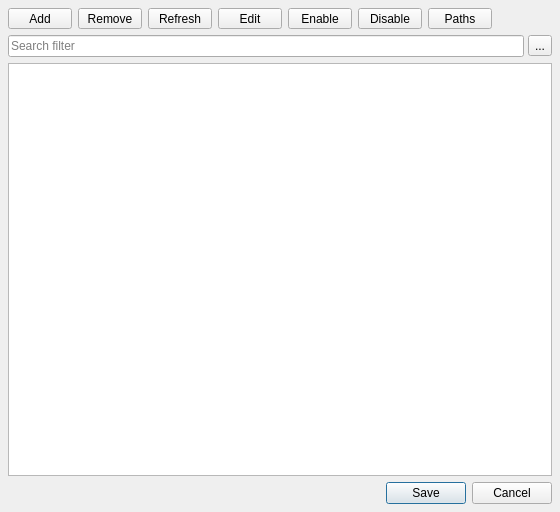
Above: ui/job_management_ui.ui from mjbonnington/icarus-gps before the change. Below: the same form after it.
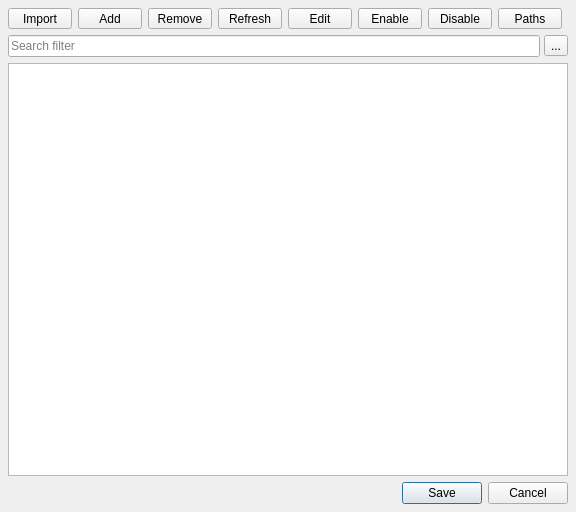
That is the form after the change. Icons and pictures are not drawn.

Commit message:
Under-the-hood metadata improvements
-added flag for custom config dir
-set globals on first run
-recents data now json
-job manager can now import jobs

```diff
--- a/ui/job_management_ui.ui
+++ b/ui/job_management_ui.ui
@@ -6,7 +6,7 @@
    <rect>
     <x>0</x>
     <y>0</y>
-    <width>560</width>
+    <width>576</width>
     <height>512</height>
    </rect>
   </property>
@@ -38,6 +38,36 @@
       <property name="margin">
        <number>0</number>
       </property>
+      <item>
+       <widget class="QToolButton" name="jobImport_toolButton">
+        <property name="minimumSize">
+         <size>
+          <width>64</width>
+          <height>0</height>
+         </size>
+        </property>
+        <property name="toolTip">
+         <string>&lt;html&gt;&lt;head/&gt;&lt;body&gt;&lt;p&gt;&lt;span style=&quot; font-weight:600;&quot;&gt;Import jobs&lt;/span&gt;&lt;/p&gt;&lt;p&gt;Import jobs from an existing database.&lt;/p&gt;&lt;/body&gt;&lt;/html&gt;</string>
+        </property>
+        <property name="text">
+         <string>Import</string>
+        </property>
+        <property name="icon">
+         <iconset resource="rsc.qrc">
+          <normaloff>:/icons/icons/icon_arrow_down.png</normaloff>
+          <disabledoff>:/icons/icons/icon_arrow_down_disabled.png</disabledoff>:/icons/icons/icon_arrow_down.png</iconset>
+        </property>
+        <property name="iconSize">
+         <size>
+          <width>32</width>
+          <height>32</height>
+         </size>
+        </property>
+        <property name="toolButtonStyle">
+         <enum>Qt::ToolButtonTextUnderIcon</enum>
+        </property>
+       </widget>
+      </item>
       <item>
        <widget class="QToolButton" name="jobAdd_toolButton">
         <property name="minimumSize">
```
Left out of the diff: 3 changed lines with no effect on the pictures. The commit also changes 24 other files.
